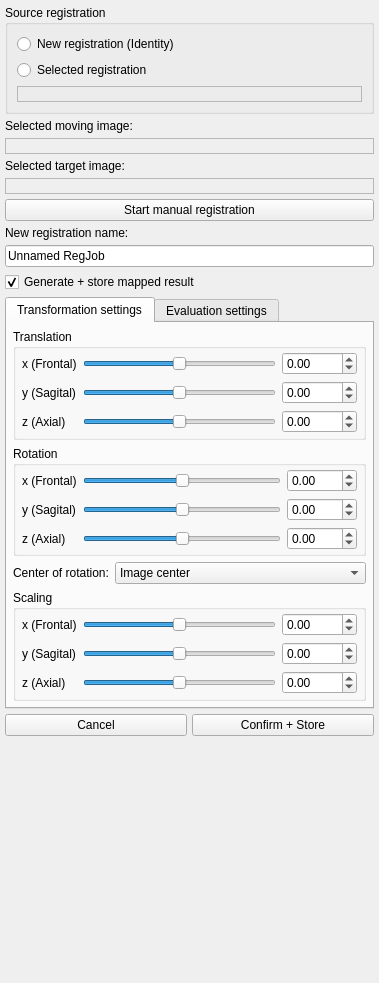
Old version of the form Plugins/org.mitk.gui.qt.matchpoint.manipulator/src/internal/QmitkMatchPointRegistrationManipulator.ui in the repository MITK/MITK.
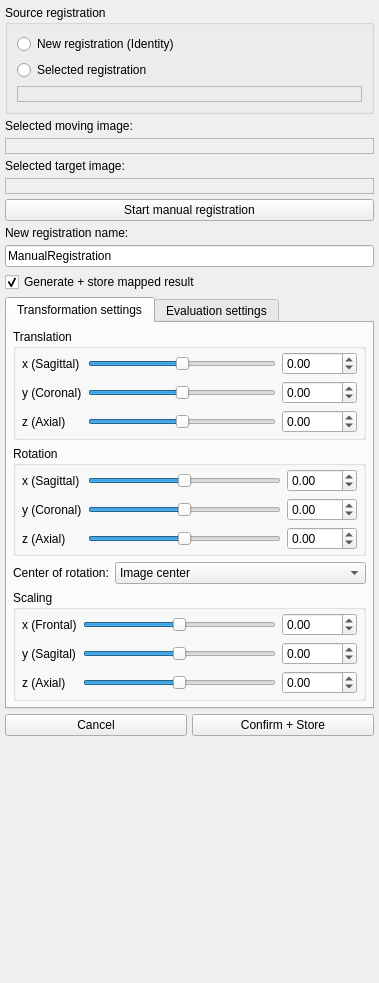
New version of the form. Custom widgets are drawn as their Qt base class.

Commit message: First running draft. Open issues: Center changes have flaws; Preinit for new registrations is missing.

```diff
--- a/Plugins/org.mitk.gui.qt.matchpoint.manipulator/src/internal/QmitkMatchPointRegistrationManipulator.ui
+++ b/Plugins/org.mitk.gui.qt.matchpoint.manipulator/src/internal/QmitkMatchPointRegistrationManipulator.ui
@@ -302,7 +302,10 @@
       <string>Name of the resulting mapped image</string>
      </property>
      <property name="text">
-      <string>Unnamed RegJob</string>
+      <string>ManualRegistration</string>
+     </property>
+     <property name="placeholderText">
+      <string/>
      </property>
     </widget>
    </item>
@@ -359,14 +362,14 @@
           <item row="2" column="0">
            <widget class="QLabel" name="label_4">
             <property name="text">
-             <string>y (Sagital)</string>
+             <string>y (Coronal)</string>
             </property>
            </widget>
           </item>
           <item row="0" column="0">
            <widget class="QLabel" name="label_2">
             <property name="text">
-             <string>x (Frontal)</string>
+             <string>x (Sagittal)</string>
             </property>
            </widget>
           </item>
@@ -527,14 +530,14 @@
           <item row="2" column="0">
            <widget class="QLabel" name="label_6">
             <property name="text">
-             <string>y (Sagital)</string>
+             <string>y (Coronal)</string>
             </property>
            </widget>
           </item>
           <item row="0" column="0">
            <widget class="QLabel" name="label_7">
             <property name="text">
-             <string>x (Frontal)</string>
+             <string>x (Sagittal)</string>
             </property>
            </widget>
           </item>
```
Left out of the diff: 2 changed lines with no effect on the pictures. The commit also changes 3 other files.
